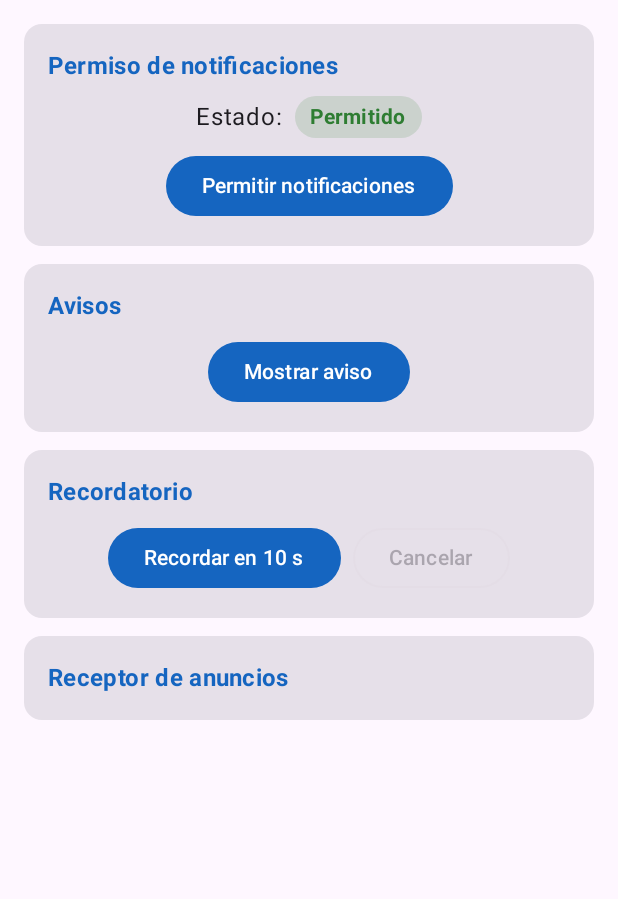
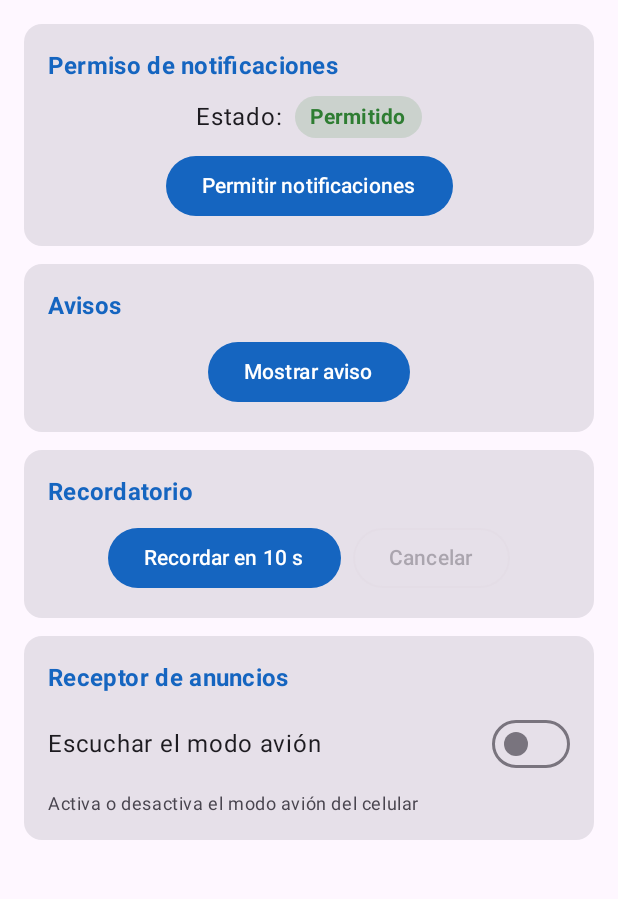
Before and after one commit to willardguillermo/AvisosCampus, an Android app built with Jetpack Compose: the screen it shows after launch (MainActivity), on a phone screen of 412 x 824 dp, the part 96-995 px from its top. Run offline under Robolectric (Android 15) with nearby library versions, the phone set to English and light mode, and no system bars.

Commit message:
feat(receptor): escucha el modo avion con BroadcastReceiver
El receptor se registra con DisposableEffect solo mientras el switch esta activo y se quita en onDispose para no filtrar memoria

```diff
--- a/app/src/main/java/com/willard/avisoscampus/ui/PantallaAvisos.kt
+++ b/app/src/main/java/com/willard/avisoscampus/ui/PantallaAvisos.kt
@@ -1,6 +1,8 @@
 package com.willard.avisoscampus.ui
 
 import android.Manifest
+import android.content.Intent
+import android.content.IntentFilter
 import android.os.Build
 import androidx.activity.compose.rememberLauncherForActivityResult
 import androidx.activity.result.contract.ActivityResultContracts
@@ -18,12 +20,15 @@ import androidx.compose.material3.Button
 import androidx.compose.material3.Card
 import androidx.compose.material3.ExperimentalMaterial3Api
 import androidx.compose.material3.MaterialTheme
+import androidx.compose.material3.OutlinedButton
 import androidx.compose.material3.Scaffold
 import androidx.compose.material3.Surface
+import androidx.compose.material3.Switch
 import androidx.compose.material3.Text
 import androidx.compose.material3.TopAppBar
 import androidx.compose.material3.TopAppBarDefaults
 import androidx.compose.runtime.Composable
+import androidx.compose.runtime.DisposableEffect
 import androidx.compose.runtime.LaunchedEffect
 import androidx.compose.runtime.collectAsState
 import androidx.compose.runtime.getValue
@@ -33,10 +38,11 @@ import androidx.compose.ui.graphics.Color
 import androidx.compose.ui.platform.LocalContext
 import androidx.compose.ui.text.font.FontWeight
 import androidx.compose.ui.unit.dp
+import androidx.core.content.ContextCompat
 import com.willard.avisoscampus.model.PermisoUi
 import com.willard.avisoscampus.notificacion.Notificador
+import com.willard.avisoscampus.receiver.ModoAvionReceiver
 import com.willard.avisoscampus.viewmodel.AvisosViewModel
-import androidx.compose.material3.OutlinedButton
 
 @OptIn(ExperimentalMaterial3Api::class)
 @Composable
@@ -44,6 +50,7 @@ fun PantallaAvisos(vm: AvisosViewModel) {
     val contexto = LocalContext.current
     val permiso by vm.permiso.collectAsState()
     val faltan by vm.faltan.collectAsState()
+    val escuchando by vm.escuchandoAvion.collectAsState()
 
     val lanzador = rememberLauncherForActivityResult(
         ActivityResultContracts.RequestPermission()
@@ -63,6 +70,23 @@ fun PantallaAvisos(vm: AvisosViewModel) {
             // TODO Paso 8: si no se mostró, avisar al ViewModel
         }
     }
+
+    DisposableEffect(escuchando) {
+        if (escuchando) {
+            val receptor = ModoAvionReceiver { activo -> vm.alCambiarModoAvion(activo) }
+            ContextCompat.registerReceiver(
+                contexto,
+                receptor,
+                IntentFilter(Intent.ACTION_AIRPLANE_MODE_CHANGED),
+                ContextCompat.RECEIVER_NOT_EXPORTED
+            )
+            onDispose { contexto.unregisterReceiver(receptor) }
+        } else {
+            onDispose { }
+        }
+    }
+
+
 
     Scaffold(
         topBar = {
@@ -142,7 +166,22 @@ fun PantallaAvisos(vm: AvisosViewModel) {
                 }
             }
             Tarjeta("Receptor de anuncios") {
-                // TODO Paso 6: Switch "Escuchar el modo avión"
+                Row(
+                    modifier = Modifier.fillMaxWidth(),
+                    verticalAlignment = Alignment.CenterVertically,
+                    horizontalArrangement = Arrangement.SpaceBetween
+                ) {
+                    Text("Escuchar el modo avión")
+                    Switch(
+                        checked = escuchando,
+                        onCheckedChange = { vm.cambiarEscucha(it) }
+                    )
+                }
+                Text(
+                    text = "Activa o desactiva el modo avión del celular",
+                    style = MaterialTheme.typography.bodySmall,
+                    color = MaterialTheme.colorScheme.onSurfaceVariant
+                )
             }
             // TODO Paso 7: HistorialAvisos(avisos)
         }
```
Also changed, not shown: app/src/main/java/com/willard/avisoscampus/receiver/ModoAvionReceiver.kt (added, +14 -0 lines), app/src/main/java/com/willard/avisoscampus/viewmodel/AvisosViewModel.kt (+17 -1 lines).
